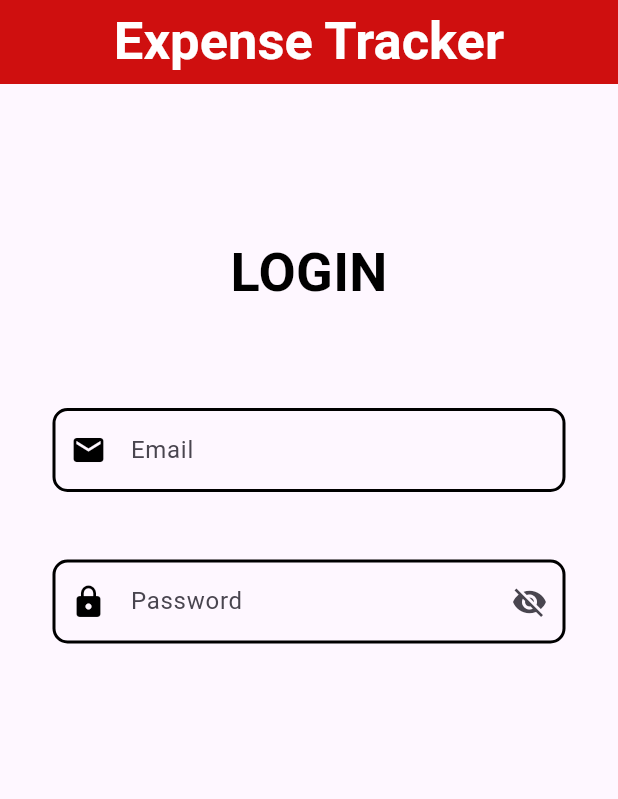
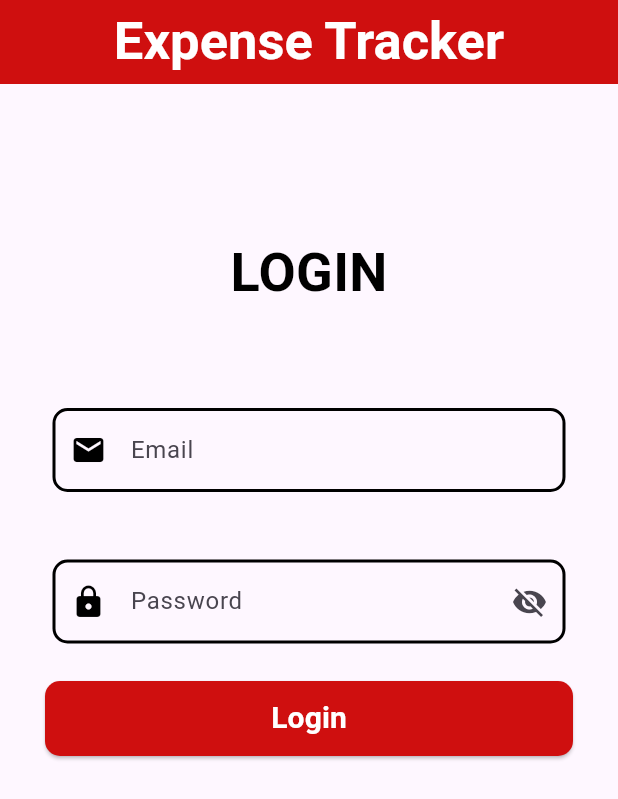
Before and after one commit to devSushil99/My_APP, a Flutter app: the screen it shows after launch, on a phone screen of 412 x 824 dp. Shown: the top 799 px of the screen. Run offline on Flutter 3.47's test engine with Material 3 defaults, Android fonts, the phone set to English and light mode, and no system bars.

Commit message:
LOGIN button added

```diff
--- a/lib/login_page.dart
+++ b/lib/login_page.dart
@@ -103,6 +103,39 @@ class LoginPage extends StatelessWidget {
                               ),
                             ),
                           ),
+                          Consumer<LoginProvider>(
+                            builder: (context, value, child) => Padding(
+                              padding: const EdgeInsets.symmetric(vertical: 20),
+                              child: SizedBox(
+                                width: double.infinity,
+                                height: 50,
+                                child: ElevatedButton(
+                                  onPressed: () {
+                                    // value.loginTextChange();
+                                  },
+                                  style: ElevatedButton.styleFrom(
+                                    backgroundColor: Color.fromARGB(
+                                      255,
+                                      207,
+                                      15,
+                                      15,
+                                    ),
+                                    shape: RoundedRectangleBorder(
+                                      borderRadius: BorderRadius.circular(10),
+                                    ),
+                                  ),
+                                  child: const Text(
+                                    'Login',
+                                    style: TextStyle(
+                                      fontSize: 20,
+                                      fontWeight: FontWeight.bold,
+                                      color: Colors.white,
+                                    ),
+                                  ),
+                                ),
+                              ),
+                            ),
+                          ),
                         ],
                       ),
                     ),
--- a/lib/providers/login_provider.dart
+++ b/lib/providers/login_provider.dart
@@ -7,12 +7,16 @@ class LoginProvider with ChangeNotifier {
     _showPassword = !_showPassword;
     notifyListeners();
   }
+
+  String _loginButtonText = "Login";
+  String get loginButtonText => _loginButtonText;
+  void loginTextChange() {
+    _loginButtonText = "Logging In...";
+    notifyListeners();
+  }
+
+  void resetLoginButtonText() {
+    _loginButtonText = "Login";
+    notifyListeners();
+  }
 }
-
-//   String _loginButtonText = "Login";
-//   String get loginButtonText => _loginButtonText;
-//   void loginTextChange() {
-//     _loginButtonText = "Logging In...";
-//     notifyListeners();
-//   }
-// }
```
